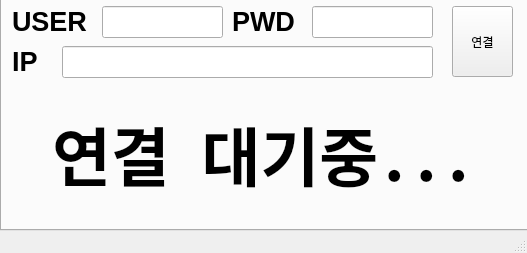
Before: the Qt Designer form file observer/IP_insert.ui in le2dy/lottery, drawn with Qt 5.
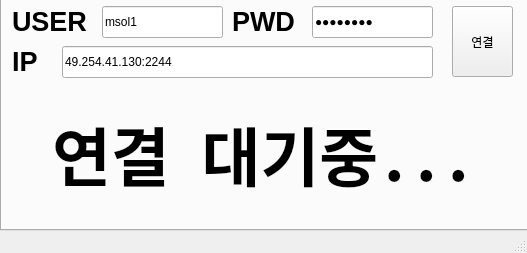
After: the same form once the commit is applied. Icons and pictures are not drawn.

```diff
--- a/file observer/IP_insert.ui
+++ b/file observer/IP_insert.ui
@@ -52,6 +52,9 @@
         <height>32</height>
        </rect>
       </property>
+      <property name="text">
+       <string>49.254.41.130:2244</string>
+      </property>
      </widget>
      <widget class="QLabel" name="label">
       <property name="geometry">
@@ -124,6 +127,9 @@
         <height>32</height>
        </rect>
       </property>
+      <property name="text">
+       <string>msol1</string>
+      </property>
      </widget>
      <widget class="QLabel" name="label_2">
       <property name="geometry">
@@ -176,6 +182,9 @@
         <height>32</height>
        </rect>
       </property>
+      <property name="text">
+       <string>rkskekfk</string>
+      </property>
       <property name="echoMode">
        <enum>QLineEdit::Password</enum>
       </property>
```
Left out of the diff: 5 changed lines with no effect on the pictures.
